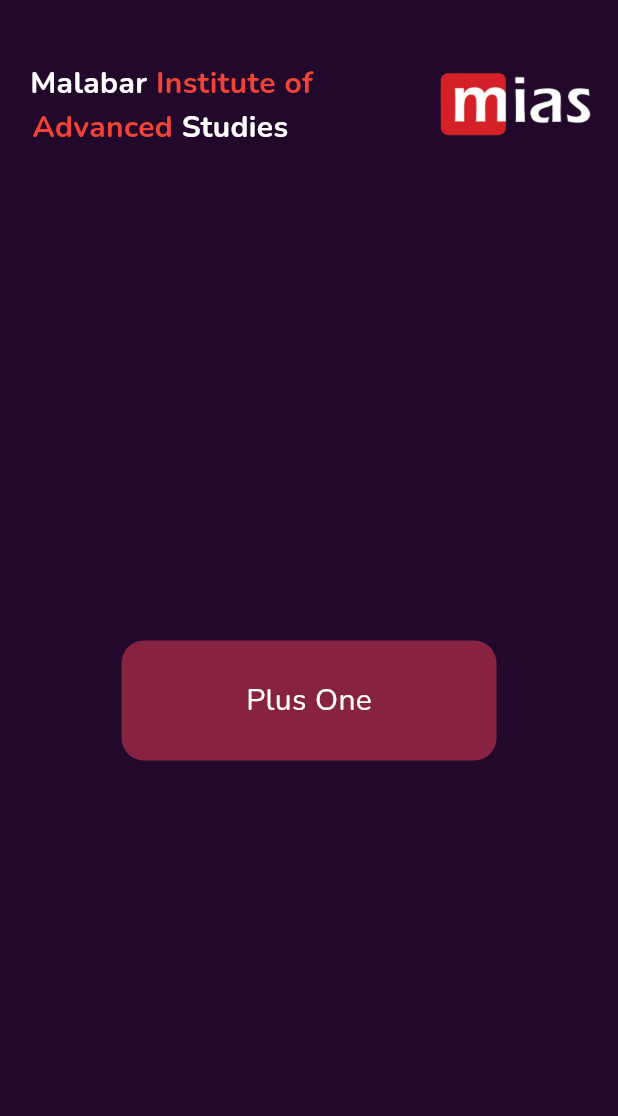
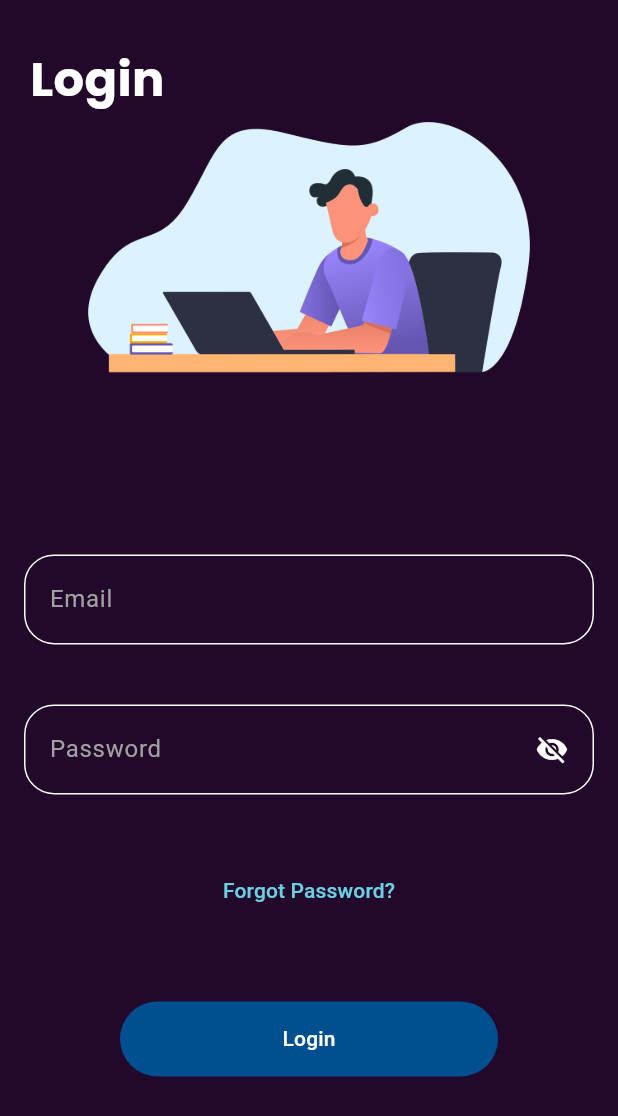
Before and after one commit to MuhammedThajudeen/MIAS, a Flutter app: the screen it shows after launch, on a phone screen of 412 x 824 dp. Shown: the top 1116 px of the screen. Run offline on Flutter 3.47's test engine with Material 3 defaults, Android fonts, the phone set to English and light mode, and no system bars; our stand-ins replace cloud_firestore, firebase_auth, firebase_core, google_fonts, youtube_player_flutter; missing offline and left inert: flutter_windowmanager; accounts and stored records are empty; Roboto replaces fonts that are missing (Oxygen).

Commit message:
ui changes

```diff
--- /dev/null
+++ b/devtools_options.yaml
@@ -0,0 +1 @@
+extensions:
--- a/lib/View/Subject.dart
+++ b/lib/View/Subject.dart
@@ -14,7 +14,7 @@ class subjectscreen extends StatelessWidget {
   @override
   Widget build(BuildContext context) {
     return Scaffold(
-      appBar: constAppbar(title: subjectname),
+      appBar: constAppbar(title: subjectname, elevation: 5),
       body: Container(
         // padding: const EdgeInsets.only(bottom: 60),
         height: MediaQuery.of(context).size.height,
--- a/lib/View/SubjectsListscreen.dart
+++ b/lib/View/SubjectsListscreen.dart
@@ -10,7 +10,7 @@ class SubjectlistScreen extends StatelessWidget {
   @override
   Widget build(BuildContext context) {
     return Scaffold(
-      appBar: constAppbar(title: 'MIAS'),
+      appBar: constAppbar(title: 'MIAS', elevation: 5),
       body: Container(
         width: MediaQuery.of(context).size.width,
         color: mainColor,
--- /dev/null
+++ b/lib/View/loginscreen.dart
@@ -0,0 +1,259 @@
+// ignore_for_file: use_build_context_synchronously
+
+import 'dart:async';
+import 'package:firebase_auth/firebase_auth.dart';
+import 'package:flutter/material.dart';
+import 'package:flutter/services.dart';
+import 'package:google_fonts/google_fonts.dart';
+import 'package:mias/View/homescreen.dart';
+import 'package:mias/utils/constants.dart';
+import 'package:mias/utils/user_info.dart';
+
+class loginscreen extends StatefulWidget {
+  const loginscreen({super.key});
+
+  @override
+  State<loginscreen> createState() => _loginscreenState();
+}
+
+class _loginscreenState extends State<loginscreen> {
+  TextEditingController usernameController = TextEditingController();
+  TextEditingController passwordController = TextEditingController();
+  bool showPassword = false;
+
+  @override
+  Widget build(BuildContext context) {
+    return Scaffold(
+      body: WillPopScope(
+        onWillPop: (){
+          return Future.value(true);
+        },
+        child: SafeArea(
+          child: Container(
+            height: MediaQuery.of(context).size.height,
+            width: MediaQuery.of(context).size.width,
+            color: mainColor,
+            child: SingleChildScrollView(
+              child: Column(
+                mainAxisAlignment: MainAxisAlignment.center,
+                children: [
+                  Stack(
+                    children: [
+                      Align(
+                        alignment: Alignment.topLeft,
+                        child: Padding(
+                          padding: const EdgeInsets.only(left: 20, top: 30),
+                          child: Text(
+                            'Login',
+                            style: GoogleFonts.poppins(
+                              textStyle: const TextStyle(
+                                  fontSize: 32,
+                                  fontWeight: FontWeight.bold,
+                                  color: Colors.white),
+                            ),
+                            textAlign: TextAlign.start,
+                          ),
+                        ),
+                      ),
+                      SizedBox(
+                          height: MediaQuery.of(context).size.height * 0.4,
+                          width: MediaQuery.of(context).size.width * 1,
+                          child: Image.asset(
+                            loginImage,
+                            fit: BoxFit.contain,
+                          )),
+                      //textfieldname(310, 'Username'),
+                      //  customtextfield(450, 'Password')
+                    ],
+                  ),
+                  SizedBox(height: 40,),
+                  customtextfield('Email', usernameController,
+                      passwordtext: false, status: 1),
+                  const SizedBox(
+                    height: 40,
+                  ),
+                  customtextfield('Password', passwordController,
+                      passwordtext: true, status: 2),
+                  const SizedBox(
+                    height: 40,
+                  ),
+                  TextButton(
+                      onPressed: () {
+                        resetPassword();
+                      },
+                      child: const Text(
+                        'Forgot Password?',
+                        style:
+                            TextStyle(color: Color.fromARGB(255, 109, 207, 226)),
+                      )),
+                  Container(
+                    margin: const EdgeInsets.only(top: 50, left: 80, right: 80),
+                    height: 50,
+                    width: MediaQuery.of(context).size.width,
+                    decoration: const BoxDecoration(
+                        color: Color.fromARGB(255, 0, 79, 144),
+                        borderRadius: BorderRadius.all(Radius.circular(50))),
+                    child: TextButton(
+                        onPressed: () {
+                          loginUser();
+                        },
+                        child: const Text(
+                          'Login',
+                          style: TextStyle(color: Colors.white),
+                        )),
+                  ),
+                ],
+              ),
+            ),
+          ),
+        ),
+      ),
+    );
+  }
+
+  Widget customtextfield(String text, TextEditingController controller,
+      {required bool passwordtext, required int status}) {
+    return Container(
+      height: 60,
+      width: MediaQuery.of(context).size.width - 32,
+      decoration: BoxDecoration(
+        // color: Colors.yellow,
+        color: Colors.transparent,
+        borderRadius: BorderRadius.circular(20.0),
+        border: Border.all(color: Colors.white),
+      ),
+      child: Padding(
+        padding: const EdgeInsets.only(left: 16, right: 16),
+        child: rowfield(text, controller,
+            passwordtext: passwordtext, status: status),
+      ),
+    );
+  }
+
+  rowfield(String? textname, TextEditingController controller,
+      {required bool passwordtext, required int status}) {
+    return Row(
+      crossAxisAlignment: CrossAxisAlignment.center,
+      mainAxisAlignment: MainAxisAlignment.spaceBetween,
+      children: [
+        Expanded(
+            child: TextFormField(
+          // cursorColor: Colors.black,
+          autocorrect: false,
+          autofocus: false,
+          textCapitalization: TextCapitalization.none,
+          keyboardType: TextInputType.text,
+          obscureText: status == 2 && showPassword == false,
+          textInputAction:
+              status == 1 ? TextInputAction.next : TextInputAction.done,
+          controller: controller,
+          decoration: InputDecoration(
+            border: InputBorder.none,
+            enabledBorder: InputBorder.none,
+            disabledBorder: InputBorder.none,
+            errorBorder: InputBorder.none,
+            contentPadding: EdgeInsets.only(left: 0),
+            hintText: textname,
+            hintStyle: const TextStyle(
+              color: Color(0xffa2a2a2),
+              fontSize: 16.0,
+              // fontFamily: FONT_PRODUCT_SANS,
+              fontWeight: FontWeight.w400,
+            ),
+          ),
+          style: GoogleFonts.oxygen(
+            color: Colors.white,
+            fontSize: 15,
+            // fontFamily: fontName,
+            fontWeight: FontWeight.w400,
+          ),
+        )),
+        Visibility(
+          visible: passwordtext,
+          child: Padding(
+            padding: const EdgeInsets.only(left: 10),
+            child: SizedBox(
+              width: 30,
+              // color: Colors.green,
+              child: Center(
+                child: IconButton(
+                  onPressed: () {
+                    setState(() {
+                      if (showPassword == true) {
+                      showPassword = false;
+                    } else {
+                      showPassword = true;
+                    }
+                    });
+                  },
+                  icon: Icon(
+                    showPassword
+                        ? Icons.visibility
+                        : Icons.visibility_off,
+                    color: Colors.white,
+                    size: 22,
+                  ),
+                ),
+              ),
+            ),
+          ),
+        ),
+      ],
+    );
+  }
+
+  Future<void> loginUser() async {
+    try {
+      await FirebaseAuth.instance.signInWithEmailAndPassword(
+        email: usernameController.text,
+        password: passwordController.text,
+      );
+
+      // Navigate to the main screen upon successful login
+      Navigator.pushReplacement(
+          context, MaterialPageRoute(builder: (context) => const HomeScreen()));
+      usernameController.clear();
+      passwordController.clear();
+      saveLoginStatus(1);
+    } catch (e) {
+      // Handle login errors
+      dialogBox('Login Failed', 'Invalid email or password');
+
+    }
+  }
+
+  Future<void> resetPassword() async {
+    try {
+      await FirebaseAuth.instance.sendPasswordResetEmail(
+        email: usernameController.text,
+      );
+
+      // Password reset email sent successfully
+      dialogBox('Password Reset', 'A password reset email has been sent to your email address.');
+    } catch (e) {
+      // Handle errors (e.g., user not found, invalid email)
+      usernameController.text.isEmpty ? dialogBox('Please enter a email', ''):dialogBox('Please enter a valid email', '');
+      print('error..${e.toString()}');
+    }
+  }
+
+  dialogBox(String title,String content){
+    return showDialog(
+        context: context,
+        builder: (BuildContext context) {
+          return AlertDialog(
+            title: Text(title,style: dialogboxTitlestyle(23),),
+            content: content == ''? null : Text(content,style: dialogboxTitlestyle(16),),
+            actions: [
+              TextButton(
+                onPressed: () {
+                  Navigator.of(context).pop();
+                },
+                child: const Text('OK',),
+              ),
+            ],
+          );
+        },
+      );
+  }
+}
--- a/lib/View/titleScreen.dart
+++ b/lib/View/titleScreen.dart
@@ -26,7 +26,7 @@ class _TitleScreenState extends State<TitleScreen> {
   @override
   Widget build(BuildContext context) {
     return Scaffold(
-        appBar: constAppbar(title: widget.chapter),
+        appBar: constAppbar(title: widget.chapter, elevation: 5),
         body: Container(
             height: MediaQuery.of(context).size.height,
             color: mainColor,
--- a/lib/main.dart
+++ b/lib/main.dart
@@ -2,9 +2,12 @@ import 'package:firebase_core/firebase_core.dart';
 import 'package:flutter/material.dart';
 import 'package:flutter_windowmanager/flutter_windowmanager.dart';
 import 'package:mias/View/homescreen.dart';
+import 'package:mias/View/loginscreen.dart';
 import 'package:mias/firebase_options.dart';
+import 'package:mias/utils/constants.dart';
+import 'package:mias/utils/user_info.dart';
 
-void main() async{
+void main() async {
   runApp(const MyApp());
   WidgetsFlutterBinding.ensureInitialized();
   await FlutterWindowManager.addFlags(FlutterWindowManager.FLAG_SECURE);
@@ -25,7 +28,26 @@ class MyApp extends StatelessWidget {
           colorScheme: ColorScheme.fromSeed(seedColor: Colors.deepPurple),
           useMaterial3: true,
         ),
-      home: const SafeArea(child: HomeScreen()),
+        home: FutureBuilder(
+            future: readLoginStatus(),
+            builder: (context, snapshot) {
+              if (snapshot.connectionState == ConnectionState.done &&
+                  snapshot.hasData) {
+                constLoginStatus = snapshot.data ?? 0;
+                if (constLoginStatus == 1) {
+                  return const SafeArea(child: HomeScreen());
+                } else {
+                  return const SafeArea(child: loginscreen());
+                }
+              } else {
+                return Container(
+                  height: MediaQuery.of(context).size.height,
+                  color: Colors.white,
+                );
+              }
+            })
+
+        //  SafeArea(child: loginscreen()),
         );
   }
 }
--- a/lib/utils/appbar.dart
+++ b/lib/utils/appbar.dart
@@ -1,11 +1,11 @@
 import 'package:flutter/material.dart';
 import 'package:mias/utils/constants.dart';
 
-AppBar constAppbar ({required String title}){
+AppBar constAppbar ({required String title,required double elevation}){
   return AppBar(
     foregroundColor: Colors.white,
     backgroundColor: mainColor,
     title: Text(title,style: appbarTitlestyle,),
-    elevation: 5,
+    elevation: elevation,
   );
 }
--- a/lib/utils/constants.dart
+++ b/lib/utils/constants.dart
@@ -1,18 +1,31 @@
 import 'package:flutter/material.dart';
 import 'package:google_fonts/google_fonts.dart';
 
+
+// IMAGES
+
 String miasLogo = 'assets/miaslogo.png';
+String loginImage = 'assets/login_image.png';
+
+// COLORS
 
 Color mainColor = const Color(0xff22092C);
+
+// TEXTSTYLES
 
 TextStyle buttonFontstyle =
     GoogleFonts.nunito(color: Colors.white, fontSize: 20);
 TextStyle appbarTitlestyle =
-    GoogleFonts.poppins(color: Colors.white, fontSize: 25);
+    GoogleFonts.poppins(color: Colors.white, fontSize: 23);
+TextStyle dialogboxTitlestyle(double fontsize){
+  return GoogleFonts.poppins(color: Colors.black, fontSize: fontsize);
+}
 TextStyle instituteNamestyle(Color color) {
   return GoogleFonts.nunito(
       fontSize: 20, color: color, fontWeight: FontWeight.bold);
 }
 
+
+int constLoginStatus = 0;
 List<Map<String, dynamic>> titlesList = [];
 List<Map<String, dynamic>> linksList = [];
--- a/pubspec.yaml
+++ b/pubspec.yaml
@@ -30,11 +30,15 @@ environment:
 dependencies:
   cloud_firestore: ^4.14.0
   cupertino_icons: ^1.0.2
+  firebase_auth: ^4.16.0
   firebase_core: ^2.24.2
   flutter:
     sdk: flutter
   flutter_windowmanager: ^0.2.0
+  font_awesome_flutter: ^10.7.0
   google_fonts: ^6.1.0
+  path_provider: ^2.1.2
+  provider: ^6.1.1
   youtube_player_flutter: ^8.1.2
 
 dev_dependencies:
```
Also changed, not shown: lib/View/homescreen.dart (+58 -5 lines), lib/View/youtubeplayeer.dart (+2 -10 lines), lib/utils/user_info.dart (added, +41 -0 lines), assets/login_image.png (added), pubspec.lock, 3 other files. Lines whose indentation alone changed are shown as unchanged.
